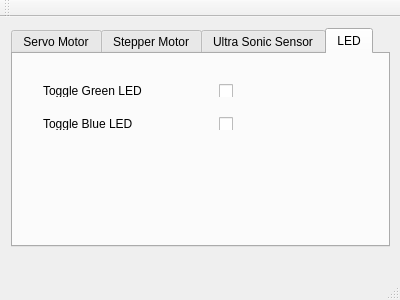
Above: bcalculator/Assignment6/gui/mainwindow.ui from deejcoder/hardware-orientated before the change. Below: the same form after it.
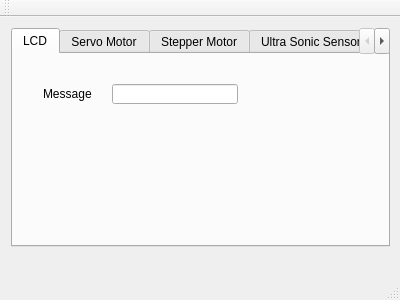
That is the form after the change.

Patch:
```diff
--- a/bcalculator/Assignment6/gui/mainwindow.ui
+++ b/bcalculator/Assignment6/gui/mainwindow.ui
@@ -30,8 +30,54 @@
      <item>
       <widget class="QTabWidget" name="tabWidget">
        <property name="currentIndex">
-        <number>3</number>
+        <number>0</number>
        </property>
+       <widget class="QWidget" name="tab_5">
+        <attribute name="title">
+         <string>LCD</string>
+        </attribute>
+        <widget class="QWidget" name="gridLayoutWidget_5">
+         <property name="geometry">
+          <rect>
+           <x>0</x>
+           <y>0</y>
+           <width>255</width>
+           <height>80</height>
+          </rect>
+         </property>
+         <layout class="QGridLayout" name="gridLayout_5">
+          <property name="leftMargin">
+           <number>30</number>
+          </property>
+          <property name="topMargin">
+           <number>30</number>
+          </property>
+          <property name="rightMargin">
+           <number>30</number>
+          </property>
+          <property name="bottomMargin">
+           <number>30</number>
+          </property>
+          <property name="horizontalSpacing">
+           <number>20</number>
+          </property>
+          <item row="0" column="1">
+           <widget class="QLineEdit" name="lcdMsg">
+            <property name="maxLength">
+             <number>32</number>
+            </property>
+           </widget>
+          </item>
+          <item row="0" column="0">
+           <widget class="QLabel" name="lcdMsgL">
+            <property name="text">
+             <string>Message</string>
+            </property>
+           </widget>
+          </item>
+         </layout>
+        </widget>
+       </widget>
        <widget class="QWidget" name="tab">
         <attribute name="title">
          <string>Servo Motor</string>
```
Left out of the diff: 25 changed lines with no effect on the pictures.
